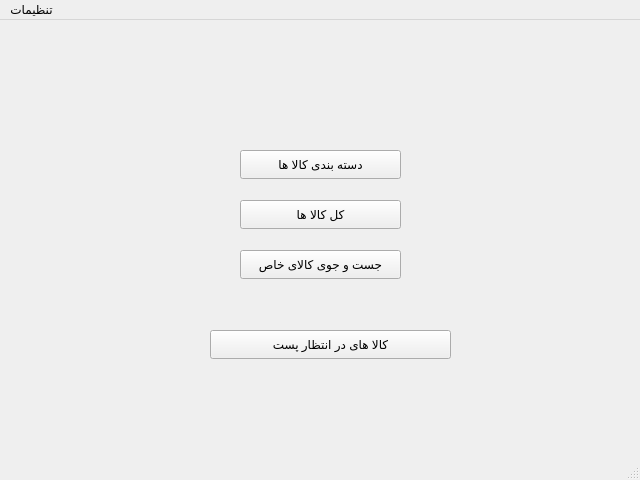
This is PostAdminWindow.ui in Alireza8hi/Project-DigiKala as Qt 5 draws it before an edit. The edited form follows.
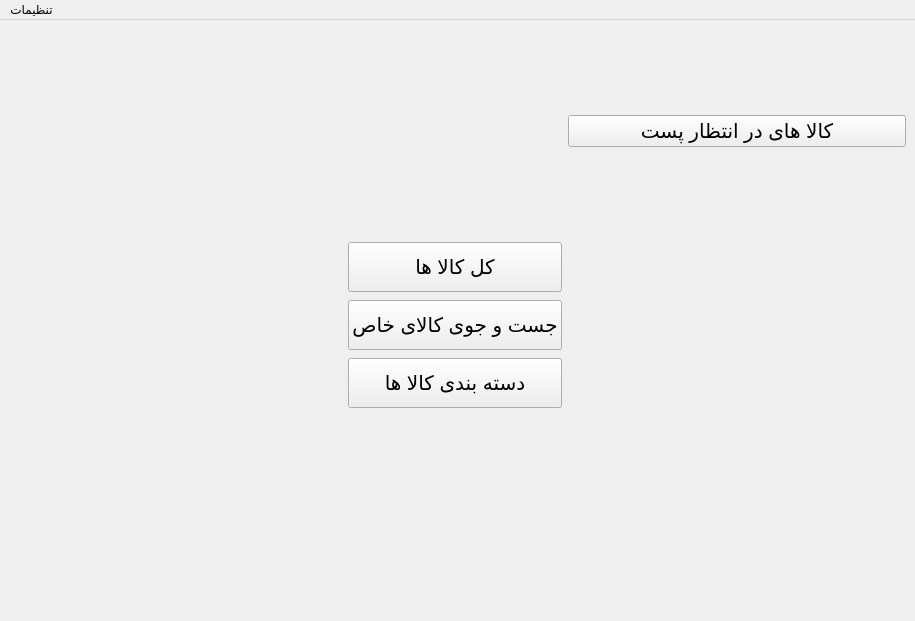
This is the edited form. Icons and pictures are not drawn.

```diff
--- a/PostAdminWindow.ui
+++ b/PostAdminWindow.ui
@@ -6,74 +6,228 @@
    <rect>
     <x>0</x>
     <y>0</y>
-    <width>640</width>
-    <height>480</height>
+    <width>915</width>
+    <height>621</height>
    </rect>
   </property>
   <property name="windowTitle">
    <string>MainWindow</string>
   </property>
   <widget class="QWidget" name="centralwidget">
-   <widget class="QPushButton" name="SearchBtn">
-    <property name="geometry">
-     <rect>
-      <x>240</x>
-      <y>230</y>
-      <width>161</width>
-      <height>29</height>
-     </rect>
-    </property>
-    <property name="text">
-     <string>جست و جوی کالای خاص</string>
-    </property>
-   </widget>
-   <widget class="QPushButton" name="AllCommoditiesBtn">
-    <property name="geometry">
-     <rect>
-      <x>240</x>
-      <y>180</y>
-      <width>161</width>
-      <height>29</height>
-     </rect>
-    </property>
-    <property name="text">
-     <string>کل کالا ها</string>
-    </property>
-   </widget>
-   <widget class="QPushButton" name="CategoriesBtn">
-    <property name="geometry">
-     <rect>
-      <x>240</x>
-      <y>130</y>
-      <width>161</width>
-      <height>29</height>
-     </rect>
-    </property>
-    <property name="text">
-     <string>دسته بندی کالا ها</string>
-    </property>
-   </widget>
-   <widget class="QPushButton" name="CommoditiesAwaitingPostBtn">
-    <property name="geometry">
-     <rect>
-      <x>210</x>
-      <y>310</y>
-      <width>241</width>
-      <height>29</height>
-     </rect>
-    </property>
-    <property name="text">
-     <string>کالا های در انتظار پست</string>
-    </property>
-   </widget>
+   <property name="font">
+    <font>
+     <pointsize>15</pointsize>
+    </font>
+   </property>
+   <property name="styleSheet">
+    <string notr="true">background-image: url(:/Pics/Pics/2912283.jpg);</string>
+   </property>
+   <layout class="QGridLayout" name="gridLayout">
+    <item row="0" column="1">
+     <spacer name="verticalSpacer_2">
+      <property name="orientation">
+       <enum>Qt::Vertical</enum>
+      </property>
+      <property name="sizeHint" stdset="0">
+       <size>
+        <width>20</width>
+        <height>40</height>
+       </size>
+      </property>
+     </spacer>
+    </item>
+    <item row="3" column="1">
+     <spacer name="verticalSpacer">
+      <property name="orientation">
+       <enum>Qt::Vertical</enum>
+      </property>
+      <property name="sizeHint" stdset="0">
+       <size>
+        <width>20</width>
+        <height>40</height>
+       </size>
+      </property>
+     </spacer>
+    </item>
+    <item row="2" column="1">
+     <layout class="QVBoxLayout" name="verticalLayout">
+      <item>
+       <spacer name="verticalSpacer_3">
+        <property name="orientation">
+         <enum>Qt::Vertical</enum>
+        </property>
+        <property name="sizeType">
+         <enum>QSizePolicy::Preferred</enum>
+        </property>
+        <property name="sizeHint" stdset="0">
+         <size>
+          <width>20</width>
+          <height>2</height>
+         </size>
+        </property>
+       </spacer>
+      </item>
+      <item>
+       <widget class="QPushButton" name="AllCommoditiesBtn">
+        <property name="minimumSize">
+         <size>
+          <width>0</width>
+          <height>50</height>
+         </size>
+        </property>
+        <property name="maximumSize">
+         <size>
+          <width>16777215</width>
+          <height>50</height>
+         </size>
+        </property>
+        <property name="styleSheet">
+         <string notr="true">color: rgb(0, 0, 0);</string>
+        </property>
+        <property name="text">
+         <string>کل کالا ها</string>
+        </property>
+        <property name="icon">
+         <iconset resource="icons.qrc">
+          <normaloff>:/Icons/Icons/5110770.png</normaloff>:/Icons/Icons/5110770.png</iconset>
+        </property>
+       </widget>
+      </item>
+      <item>
+       <spacer name="verticalSpacer_4">
+        <property name="orientation">
+         <enum>Qt::Vertical</enum>
+        </property>
+        <property name="sizeType">
+         <enum>QSizePolicy::Preferred</enum>
+        </property>
+        <property name="sizeHint" stdset="0">
+         <size>
+          <width>20</width>
+          <height>2</height>
+         </size>
+        </property>
+       </spacer>
+      </item>
+      <item>
+       <widget class="QPushButton" name="SearchBtn">
+        <property name="sizePolicy">
+         <sizepolicy hsizetype="Minimum" vsizetype="Fixed">
+          <horstretch>0</horstretch>
+          <verstretch>50</verstretch>
+         </sizepolicy>
+        </property>
+        <property name="minimumSize">
+         <size>
+          <width>0</width>
+          <height>50</height>
+         </size>
+        </property>
+        <property name="styleSheet">
+         <string notr="true">color: rgb(0, 0, 0);</string>
+        </property>
+        <property name="text">
+         <string>جست و جوی کالای خاص</string>
+        </property>
+        <property name="icon">
+         <iconset resource="icons.qrc">
+          <normaloff>:/Icons/Icons/search-icon-png-5.png</normaloff>:/Icons/Icons/search-icon-png-5.png</iconset>
+        </property>
+       </widget>
+      </item>
+      <item>
+       <spacer name="verticalSpacer_5">
+        <property name="orientation">
+         <enum>Qt::Vertical</enum>
+        </property>
+        <property name="sizeType">
+         <enum>QSizePolicy::Preferred</enum>
+        </property>
+        <property name="sizeHint" stdset="0">
+         <size>
+          <width>20</width>
+          <height>2</height>
+         </size>
+        </property>
+       </spacer>
+      </item>
+      <item>
+       <widget class="QPushButton" name="CategoriesBtn">
+        <property name="sizePolicy">
+         <sizepolicy hsizetype="Minimum" vsizetype="Fixed">
+          <horstretch>0</horstretch>
+          <verstretch>50</verstretch>
+         </sizepolicy>
+        </property>
+        <property name="minimumSize">
+         <size>
+          <width>0</width>
+          <height>50</height>
+         </size>
+        </property>
+        <property name="styleSheet">
+         <string notr="true">color: rgb(0, 0, 0);</string>
+        </property>
+        <property name="text">
+         <string>دسته بندی کالا ها</string>
+        </property>
+        <property name="icon">
+         <iconset resource="icons.qrc">
+          <normaloff>:/Icons/Icons/categories-icon-1.jpg</normaloff>:/Icons/Icons/categories-icon-1.jpg</iconset>
+        </property>
+       </widget>
+      </item>
+     </layout>
+    </item>
+    <item row="2" column="2">
+     <spacer name="horizontalSpacer_2">
+      <property name="orientation">
+       <enum>Qt::Horizontal</enum>
+      </property>
+      <property name="sizeHint" stdset="0">
+       <size>
+        <width>40</width>
+        <height>20</height>
+       </size>
+      </property>
+     </spacer>
+    </item>
+    <item row="2" column="0">
+     <spacer name="horizontalSpacer">
+      <property name="orientation">
+       <enum>Qt::Horizontal</enum>
+      </property>
+      <property name="sizeHint" stdset="0">
+       <size>
+        <width>40</width>
+        <height>20</height>
+       </size>
+      </property>
+     </spacer>
+    </item>
+    <item row="0" column="2">
+     <widget class="QPushButton" name="CommoditiesAwaitingPostBtn">
+      <property name="styleSheet">
+       <string notr="true">color: rgb(0, 0, 0);</string>
+      </property>
+      <property name="text">
+       <string>کالا های در انتظار پست</string>
+      </property>
+      <property name="icon">
+       <iconset resource="icons.qrc">
+        <normaloff>:/Icons/Icons/timer-icon-14.jpg</normaloff>:/Icons/Icons/timer-icon-14.jpg</iconset>
+      </property>
+     </widget>
+    </item>
+   </layout>
   </widget>
   <widget class="QMenuBar" name="menubar">
    <property name="geometry">
     <rect>
      <x>0</x>
      <y>0</y>
-     <width>640</width>
-     <height>26</height>
+     <width>915</width>
+     <height>25</height>
     </rect>
    </property>
    <widget class="QMenu" name="menu">
@@ -90,8 +244,7 @@
    </widget>
    <addaction name="menu"/>
   </widget>
-  <widget class="QStatusBar" name="statusbar"/>
-  <action name="OpenProfileBtn">
+  <action name="OpenProfileAct">
    <property name="icon">
     <iconset resource="icons.qrc">
      <normaloff>:/Icons/Icons/Sample_User_Icon.png</normaloff>:/Icons/Icons/Sample_User_Icon.png</iconset>
```
Left out of the diff: 14 changed lines with no effect on the pictures.
